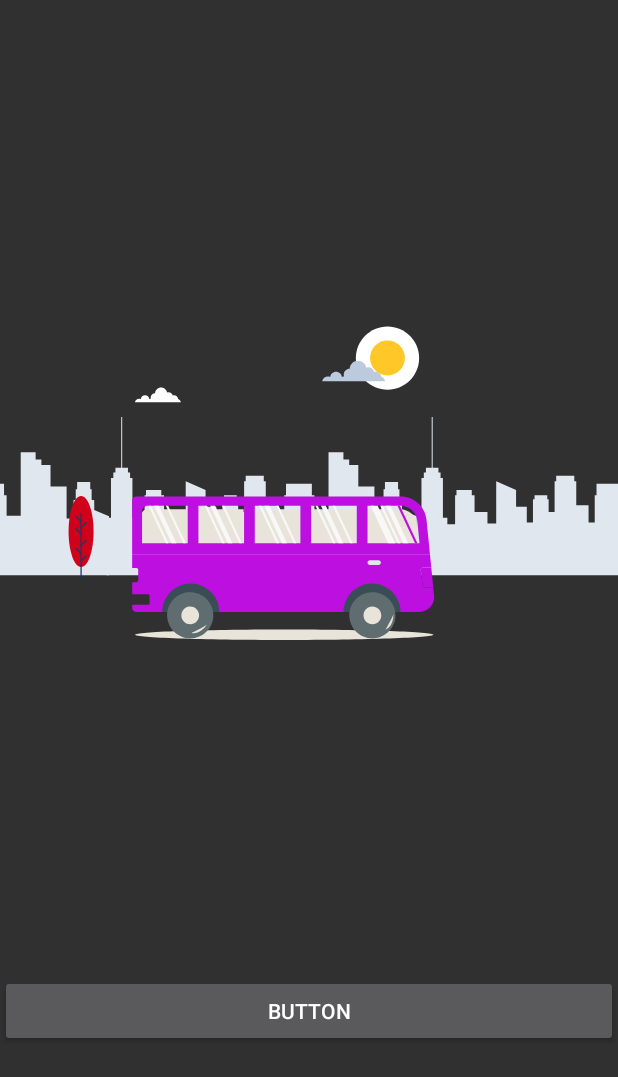
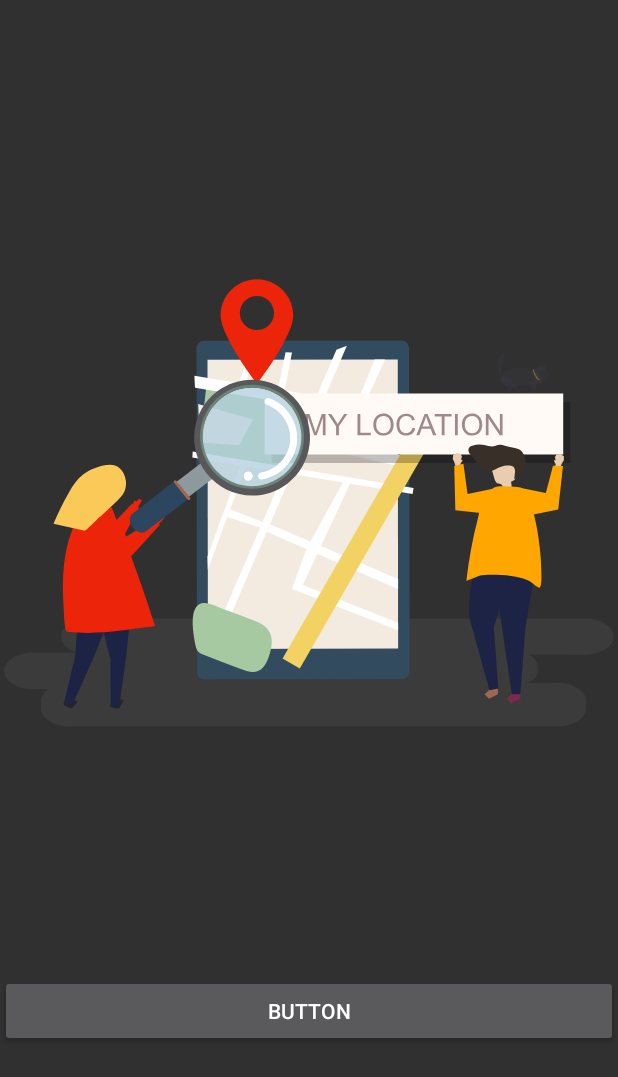
Before and after one commit to musfique113/Implementing-Lottie-Animation, an Android app: the animationTwo screen opened directly, with no data from a screen before it, on a phone screen of 412 x 824 dp. Shown: the top 1077 px of the screen. Run offline under Robolectric (Android 15) with nearby library versions, the phone set to English and light mode, and no system bars.

Commit message:
basic lottie animation practice

```diff
--- a/app/src/main/res/layout/activity_animation_two.xml
+++ b/app/src/main/res/layout/activity_animation_two.xml
@@ -11,7 +11,7 @@
     <com.airbnb.lottie.LottieAnimationView
         android:layout_width="match_parent"
         android:layout_height="650dp"
-        app:lottie_rawRes="@raw/bus"
+        app:lottie_rawRes="@raw/location_search"
         app:lottie_autoPlay="true"
         app:lottie_loop="true"
         ></com.airbnb.lottie.LottieAnimationView>
```
